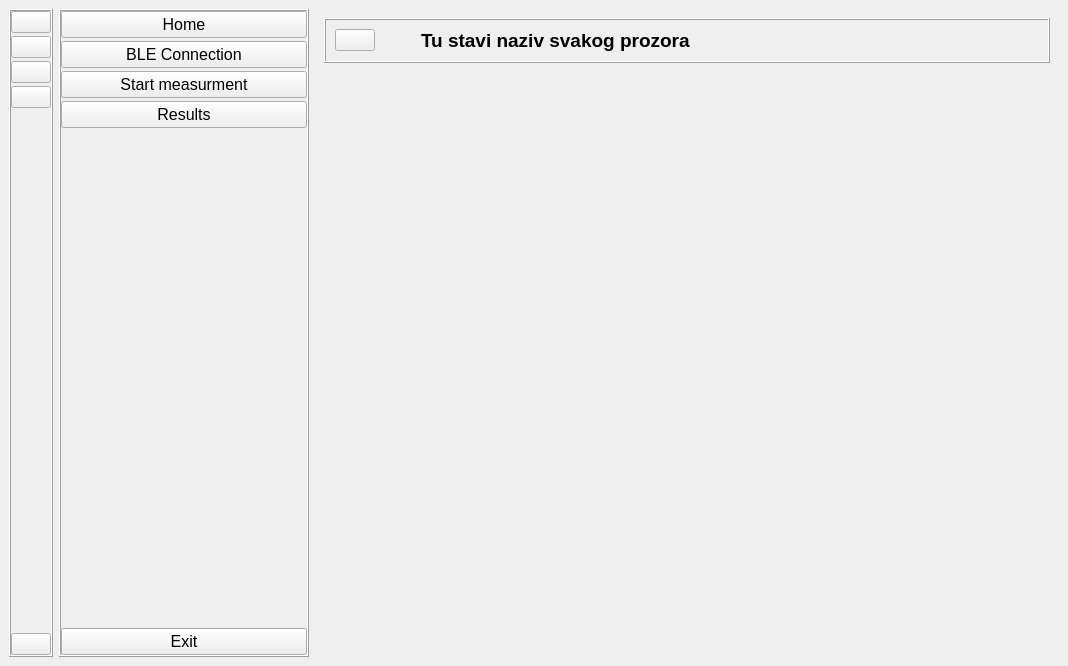
ljengic/BLE_desktop_application, file package/main_app/gui.ui: the form before one commit.
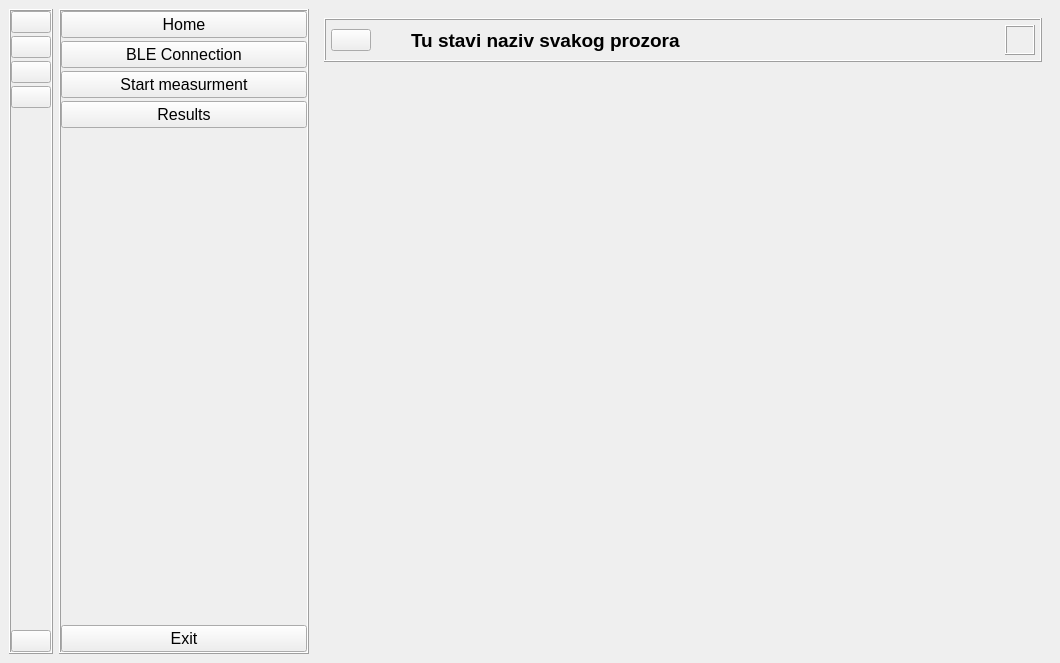
The form after the commit. Icons and pictures are not drawn.

Patch:
```diff
--- a/package/main_app/gui.ui
+++ b/package/main_app/gui.ui
@@ -6,8 +6,8 @@
    <rect>
     <x>0</x>
     <y>0</y>
-    <width>1068</width>
-    <height>666</height>
+    <width>1060</width>
+    <height>663</height>
    </rect>
   </property>
   <property name="windowTitle">
@@ -30,6 +30,21 @@
           <number>1</number>
          </property>
          <layout class="QHBoxLayout" name="horizontalLayout">
+          <property name="spacing">
+           <number>0</number>
+          </property>
+          <property name="leftMargin">
+           <number>5</number>
+          </property>
+          <property name="topMargin">
+           <number>5</number>
+          </property>
+          <property name="rightMargin">
+           <number>5</number>
+          </property>
+          <property name="bottomMargin">
+           <number>5</number>
+          </property>
           <item>
            <widget class="QPushButton" name="btn_menu">
             <property name="text">
@@ -93,6 +108,40 @@
             </property>
            </spacer>
           </item>
+          <item>
+           <widget class="QLabel" name="label_ble">
+            <property name="minimumSize">
+             <size>
+              <width>30</width>
+              <height>30</height>
+             </size>
+            </property>
+            <property name="maximumSize">
+             <size>
+              <width>30</width>
+              <height>30</height>
+             </size>
+            </property>
+            <property name="frameShape">
+             <enum>QFrame::Box</enum>
+            </property>
+            <property name="frameShadow">
+             <enum>QFrame::Raised</enum>
+            </property>
+            <property name="text">
+             <string/>
+            </property>
+            <property name="pixmap">
+             <pixmap resource="../../images/resources.qrc">:/icons/icons/ble_off.png</pixmap>
+            </property>
+            <property name="scaledContents">
+             <bool>true</bool>
+            </property>
+            <property name="alignment">
+             <set>Qt::AlignCenter</set>
+            </property>
+           </widget>
+          </item>
          </layout>
         </widget>
        </item>
```
